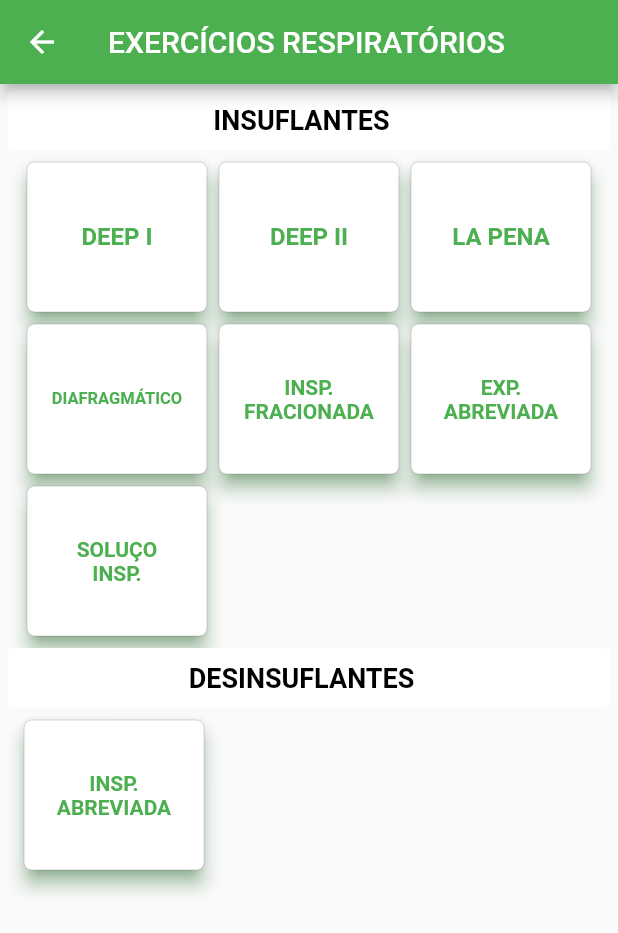
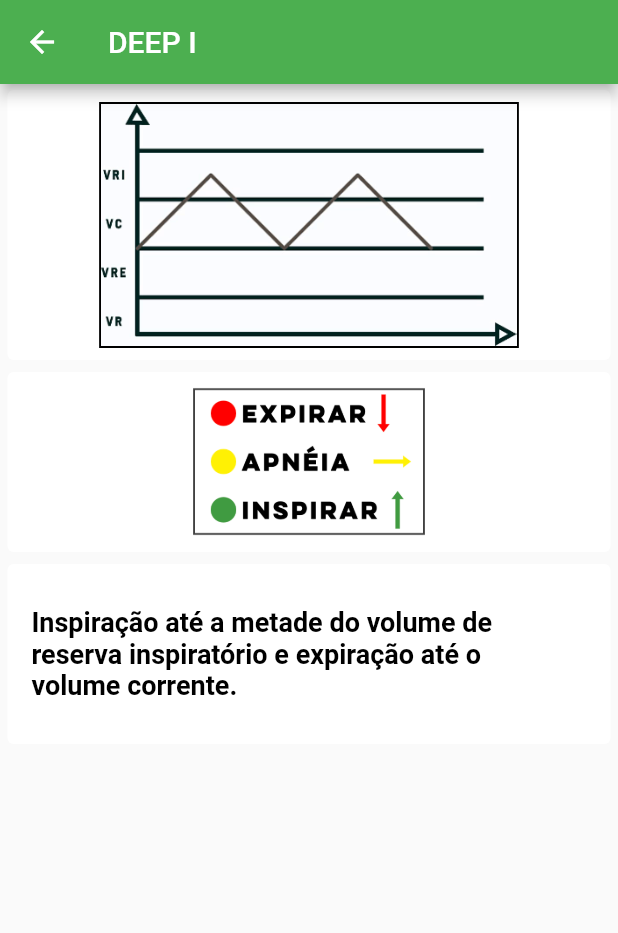
Before and after one commit to lschildt/deep_lung_care, a Flutter app: the ExercisesScreen screen opened directly, after a tap on "DEEP I", on a phone screen of 412 x 824 dp. Shown: the top 933 px of the screen. Run offline on Flutter 3.47's test engine with Material 2 defaults, Android fonts, the phone set to English and light mode, and no system bars; our stand-ins replace carousel_slider.

Commit message:
Added exercise screen instruction model

```diff
--- /dev/null
+++ b/lib/widgets/ExerciseInstructionScreen.dart
@@ -0,0 +1,117 @@
+import 'package:flutter/material.dart';
+
+class ExerciseInstructionScreen extends StatelessWidget {
+
+  @override
+  Widget build(BuildContext context) {
+    return Scaffold(
+      appBar: AppBar(
+        title: Text("DEEP I"),
+      ),
+      body:Column(
+        children: <Widget>[
+          Row(
+              mainAxisAlignment: MainAxisAlignment.center,
+              children: <Widget>[
+                Card(
+                  elevation: 0,
+                  shadowColor: Colors.black,
+                  color: Colors.white,
+                  child: InkWell(
+                    splashColor: Colors.green.withAlpha(30),
+                    onTap: () {
+                      print('Card tapped.');
+                    },
+                    child: SizedBox(
+                      width: (MediaQuery.of(context).size.width) - 10,
+                      height: 180,
+                      child: Padding(
+                        padding: const EdgeInsets.symmetric(vertical: 8.0, horizontal: 16),
+                        child: Row(
+                          mainAxisAlignment: MainAxisAlignment.center,
+                          children: <Widget>[
+                            Container(
+                              decoration: BoxDecoration(
+                                border: Border.all(
+                                  width: 1.5,
+                                ),
+                              ),
+                              child: Image.asset('assets/images/DEEP_I.gif'),
+                            ),
+                          ],
+                        ),
+                      ),
+                    ),
+                  ),
+                ),
+              ]
+          ),
+          Row(
+              mainAxisAlignment: MainAxisAlignment.center,
+              children: <Widget>[
+                Card(
+                  elevation: 0,
+                  shadowColor: Colors.black,
+                  color: Colors.white,
+                  child: InkWell(
+                    splashColor: Colors.green.withAlpha(30),
+                    onTap: () {
+                      print('Card tapped.');
+                    },
+                    child: SizedBox(
+                      width: (MediaQuery.of(context).size.width) - 10,
+                      height: 120,
+                      child: Padding(
+                        padding: const EdgeInsets.symmetric(vertical: 8.0, horizontal: 16),
+                        child: Row(
+                          mainAxisAlignment: MainAxisAlignment.center,
+                          children: <Widget>[
+                            Image.asset('assets/images/instructions.png', height: 100),
+                          ],
+                        ),
+                      ),
+                    ),
+                  ),
+                ),
+              ]
+          ),
+          Row(
+              mainAxisAlignment: MainAxisAlignment.center,
+              children: <Widget>[
+                Card(
+                  elevation: 0,
+                  shadowColor: Colors.black,
+                  color: Colors.white,
+                  child: InkWell(
+                    splashColor: Colors.green.withAlpha(30),
+                    onTap: () {
+                      print('Card tapped.');
+                    },
+                    child: SizedBox(
+                      width: (MediaQuery.of(context).size.width) - 10,
+                      height: 120,
+                      child: Padding(
+                        padding: const EdgeInsets.symmetric(vertical: 8.0, horizontal: 16),
+                        child: Row(
+                          children: <Widget>[
+                            Column(
+                              crossAxisAlignment: CrossAxisAlignment.start,
+                              mainAxisSize: MainAxisSize.min,
+                              children: <Widget>[
+                                SizedBox(width: 360),
+                                Text("Inspiração até a metade do volume de\nreserva inspiratório e expiração até o\nvolume corrente.", style: TextStyle(fontSize: 18, fontWeight: FontWeight.bold, color: Colors.black)),
+                              ],
+                            ),
+                          ],
+                        ),
+                      ),
+                    ),
+                  ),
+                ),
+              ]
+          ),
+        ]
+      )
+    );
+  }
+}
--- a/lib/widgets/ExercisesScreenCard.dart
+++ b/lib/widgets/ExercisesScreenCard.dart
@@ -1,3 +1,4 @@
+import 'package:deep_lung_care/widgets/ExerciseInstructionScreen.dart';
 import 'package:flutter/material.dart';
 
 // ignore: must_be_immutable
@@ -26,8 +27,12 @@ class ExercisesScreenCard extends Card {
       ),
       child: InkWell(
         splashColor: Colors.green.withAlpha(30),
-        onTap: () {
-          print('Card tapped.');
+        onTap:  () => {
+          Navigator.of(context).pop(),
+          Navigator.push(
+            context,
+            MaterialPageRoute(builder: (context) => ExerciseInstructionScreen()),
+          )
         },
         child: SizedBox(
           width: 120,
```
Also changed, not shown: assets/images/DEEP_I.gif (added), assets/images/instructions.png (added).
